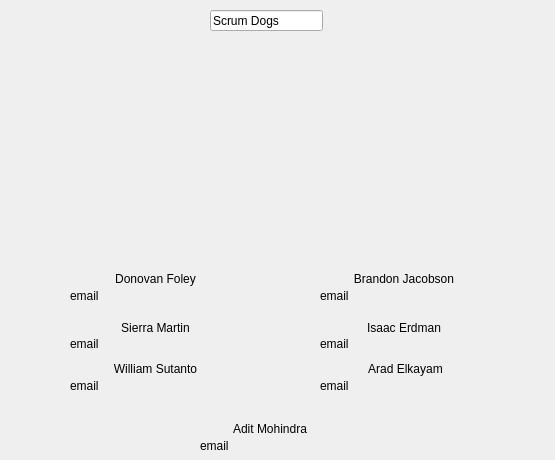
The window that contact.ui (DonovanFoley/2D-Graphics-Modeler-CS1C) describes before a commit, drawn with Qt 5.
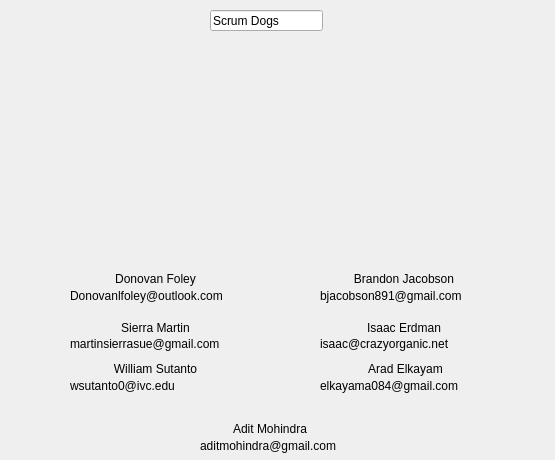
The same window after the commit.

```diff
--- a/contact.ui
+++ b/contact.ui
@@ -55,7 +55,7 @@
     <item>
      <widget class="QLabel" name="label_14">
       <property name="text">
-       <string>email</string>
+       <string>aditmohindra@gmail.com</string>
       </property>
      </widget>
     </item>
@@ -87,7 +87,7 @@
     <item>
      <widget class="QLabel" name="label_8">
       <property name="text">
-       <string>email</string>
+       <string>bjacobson891@gmail.com</string>
       </property>
      </widget>
     </item>
@@ -119,7 +119,7 @@
     <item>
      <widget class="QLabel" name="label_2">
       <property name="text">
-       <string>email</string>
+       <string>Donovanlfoley@outlook.com</string>
       </property>
      </widget>
     </item>
@@ -151,7 +151,7 @@
     <item>
      <widget class="QLabel" name="label_4">
       <property name="text">
-       <string>email</string>
+       <string>martinsierrasue@gmail.com</string>
       </property>
      </widget>
     </item>
@@ -183,7 +183,7 @@
     <item>
      <widget class="QLabel" name="label_10">
       <property name="text">
-       <string>email</string>
+       <string>isaac@crazyorganic.net</string>
       </property>
      </widget>
     </item>
@@ -215,7 +215,7 @@
     <item>
      <widget class="QLabel" name="label_6">
       <property name="text">
-       <string>email</string>
+       <string>wsutanto0@ivc.edu</string>
       </property>
      </widget>
     </item>
@@ -247,7 +247,7 @@
     <item>
      <widget class="QLabel" name="label_12">
       <property name="text">
-       <string>email</string>
+       <string>elkayama084@gmail.com</string>
       </property>
      </widget>
     </item>
```
